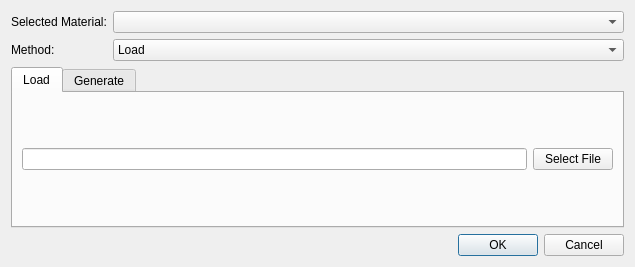
This is hexrd/ui/resources/ui/ome_maps_select_dialog.ui in HEXRD/hexrdgui as Qt 5 draws it before an edit. The edited form follows.
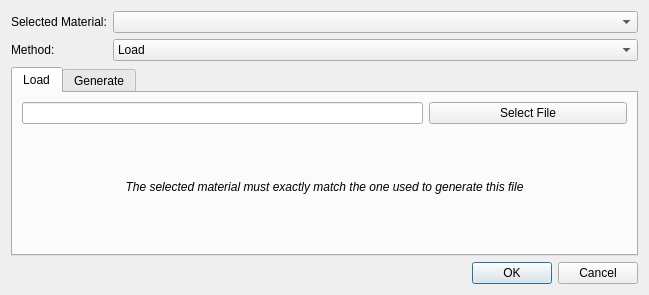
This is the edited form. Custom widgets are drawn as their Qt base class.

Commit message:
Add note for loading eta omega maps
The note indicates that the selected material must exactly match the
material used to generate the eta omega maps file that is being loaded.

There is currently no validation performed to double-check this.

Patch:
```diff
--- a/hexrd/ui/resources/ui/ome_maps_select_dialog.ui
+++ b/hexrd/ui/resources/ui/ome_maps_select_dialog.ui
@@ -6,8 +6,8 @@
    <rect>
     <x>0</x>
     <y>0</y>
-    <width>635</width>
-    <height>267</height>
+    <width>649</width>
+    <height>295</height>
    </rect>
   </property>
   <layout class="QGridLayout" name="gridLayout_2">
@@ -20,17 +20,30 @@
       <attribute name="title">
        <string>Load</string>
       </attribute>
-      <layout class="QHBoxLayout" name="horizontalLayout">
-       <item>
-        <widget class="QLineEdit" name="file_name"/>
-       </item>
-       <item>
+      <layout class="QGridLayout" name="gridLayout_3">
+       <item row="1" column="2">
         <widget class="QPushButton" name="select_file_button">
          <property name="text">
           <string>Select File</string>
          </property>
         </widget>
        </item>
+       <item row="1" column="0" colspan="2">
+        <widget class="QLineEdit" name="file_name"/>
+       </item>
+       <item row="2" column="0" colspan="3">
+        <widget class="QLabel" name="load_note">
+         <property name="text">
+          <string>&lt;html&gt;&lt;head/&gt;&lt;body&gt;&lt;p&gt;&lt;span style=&quot; font-style:italic;&quot;&gt;The selected material must exactly match the one used to generate this file&lt;/span&gt;&lt;/p&gt;&lt;/body&gt;&lt;/html&gt;</string>
+         </property>
+         <property name="alignment">
+          <set>Qt::AlignCenter</set>
+         </property>
+         <property name="wordWrap">
+          <bool>true</bool>
+         </property>
+        </widget>
+       </item>
       </layout>
      </widget>
      <widget class="QWidget" name="generate_tab">
```
